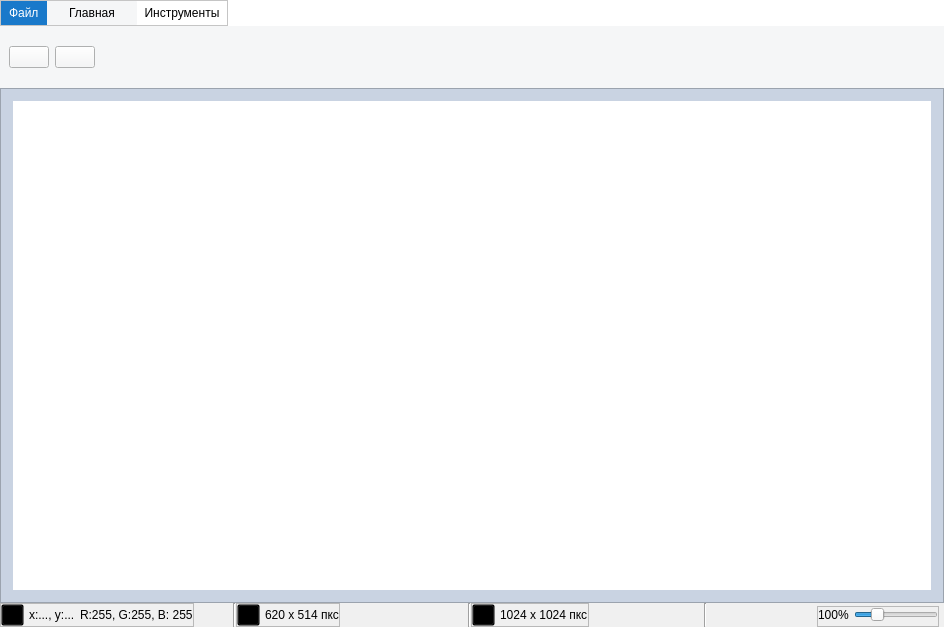
Above: views/ui/main_window.ui from Vityshha/educational-photoshop before the change. Below: the same form after it.
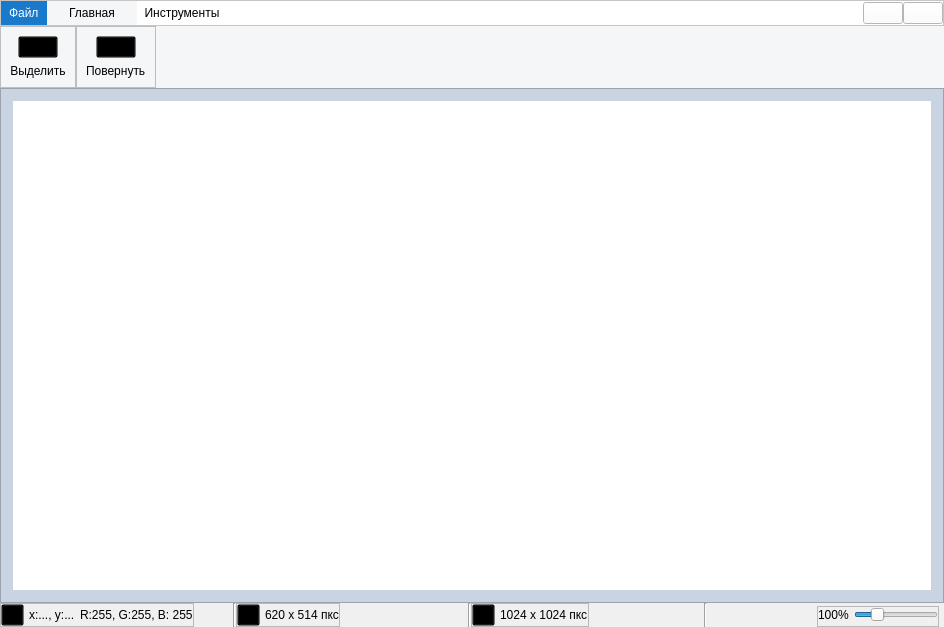
That is the form after the change. The open tabs and pages were chosen to show the change. Icons and pictures are not drawn.

Commit message: add rotate module

```diff
--- a/views/ui/main_window.ui
+++ b/views/ui/main_window.ui
@@ -69,7 +69,7 @@
        <property name="bottomMargin">
         <number>0</number>
        </property>
-       <item alignment="Qt::AlignLeft">
+       <item>
         <widget class="QFrame" name="frame_3">
          <property name="frameShape">
           <enum>QFrame::StyledPanel</enum>
@@ -162,6 +162,39 @@
             </property>
            </widget>
           </item>
+          <item>
+           <spacer name="horizontalSpacer_3">
+            <property name="orientation">
+             <enum>Qt::Horizontal</enum>
+            </property>
+            <property name="sizeHint" stdset="0">
+             <size>
+              <width>40</width>
+              <height>20</height>
+             </size>
+            </property>
+           </spacer>
+          </item>
+          <item>
+           <widget class="QPushButton" name="btn_undo">
+            <property name="styleSheet">
+             <string notr="true">image: url(:/newPrefix/images/undo.png);</string>
+            </property>
+            <property name="text">
+             <string/>
+            </property>
+           </widget>
+          </item>
+          <item alignment="Qt::AlignRight">
+           <widget class="QPushButton" name="btn_redo">
+            <property name="styleSheet">
+             <string notr="true">image: url(:/newPrefix/images/redo.png);</string>
+            </property>
+            <property name="text">
+             <string/>
+            </property>
+           </widget>
+          </item>
          </layout>
         </widget>
        </item>
@@ -211,43 +244,6 @@
             </property>
             <widget class="QWidget" name="main_page">
              <layout class="QHBoxLayout" name="horizontalLayout_9">
-              <item>
-               <widget class="QPushButton" name="btn_undo">
-                <property name="styleSheet">
-                 <string notr="true">image: url(:/newPrefix/images/undo.png);</string>
-                </property>
-                <property name="text">
-                 <string/>
-                </property>
-               </widget>
-              </item>
-              <item>
-               <widget class="QPushButton" name="btn_redo">
-                <property name="styleSheet">
-                 <string notr="true">image: url(:/newPrefix/images/redo.png);</string>
-                </property>
-                <property name="text">
-                 <string/>
-                </property>
-               </widget>
-              </item>
-              <item>
-               <spacer name="horizontalSpacer">
-                <property name="orientation">
-                 <enum>Qt::Horizontal</enum>
-                </property>
-                <property name="sizeHint" stdset="0">
-                 <size>
-                  <width>40</width>
-                  <height>20</height>
-                 </size>
-                </property>
-               </spacer>
-              </item>
-             </layout>
-            </widget>
-            <widget class="QWidget" name="tools_page">
-             <layout class="QHBoxLayout" name="horizontalLayout_10">
               <property name="spacing">
                <number>0</number>
               </property>
@@ -319,6 +315,69 @@
                </widget>
               </item>
               <item>
+               <widget class="QFrame" name="frame_14">
+                <property name="frameShape">
+                 <enum>QFrame::StyledPanel</enum>
+                </property>
+                <property name="frameShadow">
+                 <enum>QFrame::Raised</enum>
+                </property>
+                <layout class="QVBoxLayout" name="verticalLayout_11">
+                 <item alignment="Qt::AlignHCenter">
+                  <widget class="QPushButton" name="btn_rotate">
+                   <property name="styleSheet">
+                    <string notr="true">background-color: transparent;
+image: url(:/newPrefix/images/switch.png);
+</string>
+                   </property>
+                   <property name="text">
+                    <string/>
+                   </property>
+                  </widget>
+                 </item>
+                 <item alignment="Qt::AlignHCenter">
+                  <widget class="QLabel" name="label_7">
+                   <property name="text">
+                    <string>Повернуть</string>
+                   </property>
+                  </widget>
+                 </item>
+                </layout>
+               </widget>
+              </item>
+              <item>
+               <spacer name="horizontalSpacer">
+                <property name="orientation">
+                 <enum>Qt::Horizontal</enum>
+                </property>
+                <property name="sizeHint" stdset="0">
+                 <size>
+                  <width>40</width>
+                  <height>20</height>
+                 </size>
+                </property>
+               </spacer>
+              </item>
+             </layout>
+            </widget>
+            <widget class="QWidget" name="tools_page">
+             <layout class="QHBoxLayout" name="horizontalLayout_10">
+              <property name="spacing">
+               <number>0</number>
+              </property>
+              <property name="leftMargin">
+               <number>0</number>
+              </property>
+              <property name="topMargin">
+               <number>0</number>
+              </property>
+              <property name="rightMargin">
+               <number>0</number>
+              </property>
+              <property name="bottomMargin">
+               <number>0</number>
+              </property>
+              <item>
                <widget class="Line" name="line_4">
                 <property name="orientation">
                  <enum>Qt::Vertical</enum>
@@ -487,7 +546,7 @@
                </widget>
               </item>
               <item>
-               <widget class="QFrame" name="frame_14">
+               <widget class="QFrame" name="frame_15">
                 <property name="frameShape">
                  <enum>QFrame::StyledPanel</enum>
                 </property>
```
Left out of the diff: 9 changed lines with no effect on the pictures. The commit also changes 8 other files.
